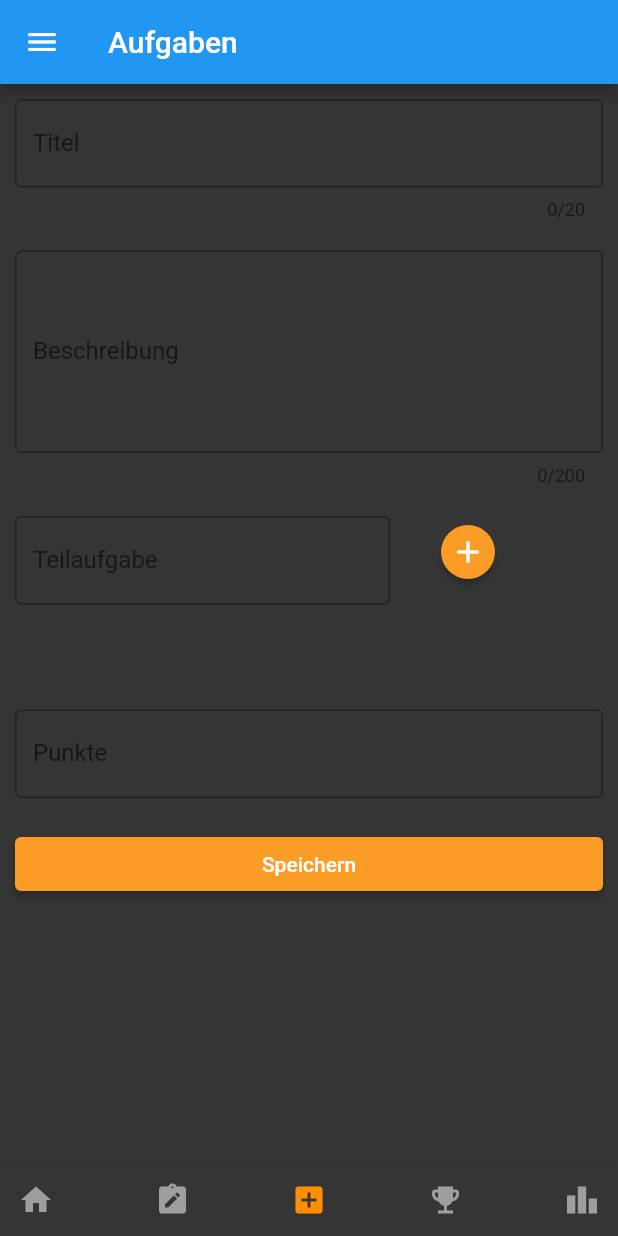
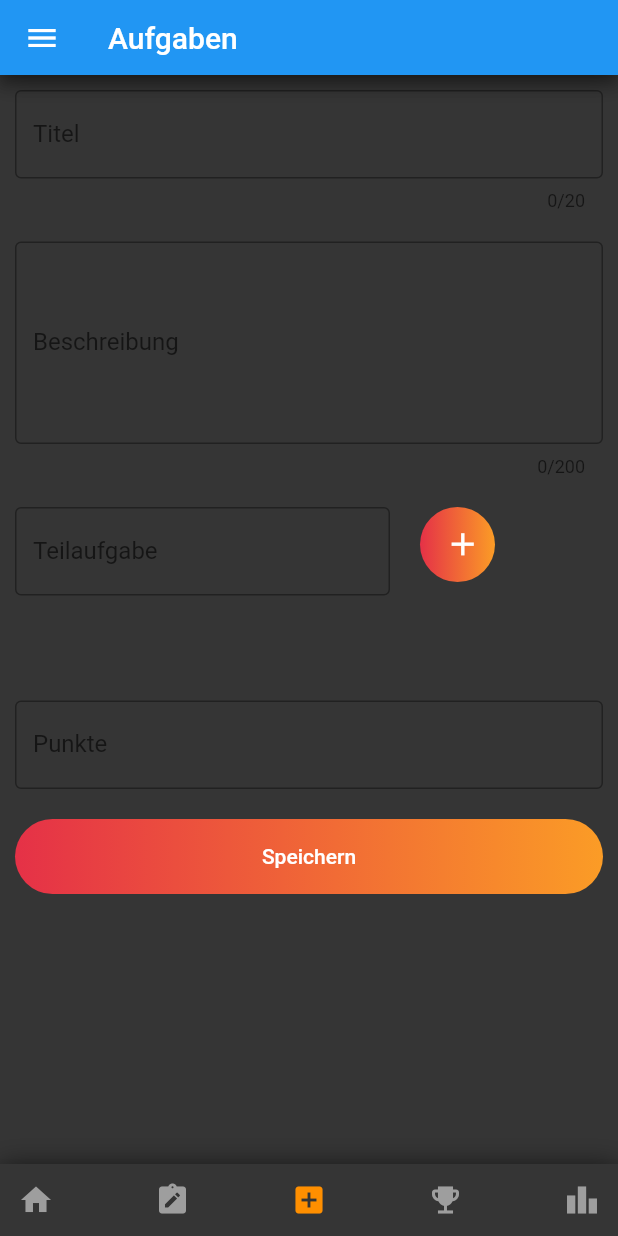
Before and after one commit to Enyaa/MasterProjekt, a Flutter app: the TaskCreate screen opened by its route, on a phone screen of 412 x 824 dp. Run offline on Flutter 3.47's test engine with Material 2 defaults, Android fonts, the phone set to English and light mode, and no system bars; our stand-ins replace cloud_firestore, firebase_auth, firebase_core, firebase_storage, image_picker; accounts and stored records are empty.

Commit message:
+ added myAppbar with shadow like bottom bar + added it to some screens todo: add option for actions, leading and bottom to myappbar

```diff
--- a/lib/Screens/settingsscreen.dart
+++ b/lib/Screens/settingsscreen.dart
@@ -4,6 +4,7 @@ import 'package:firebase_storage/firebase_storage.dart';
 import 'package:flutter/cupertino.dart';
 import 'package:flutter/material.dart';
 import 'package:image_picker/image_picker.dart';
+import 'package:master_projekt/navigation/myappbar.dart';
 import 'package:master_projekt/navigation/mydrawer.dart';
 import 'package:master_projekt/navigation/navigationbar.dart';
 import 'dart:io';
@@ -217,7 +218,7 @@ Widget build(BuildContext context) {
         return willLeave;
       },
       child: Scaffold(
-        appBar: AppBar(title: const Text('Einstellungen')),
+        appBar: MyAppbar(title: 'Einstellungen'),
         drawer: MyDrawer(),
         body: SingleChildScrollView(
           child: Column(
--- a/lib/Screens/task-create.dart
+++ b/lib/Screens/task-create.dart
@@ -2,6 +2,7 @@ import 'package:cloud_firestore/cloud_firestore.dart';
 import 'package:flutter/cupertino.dart';
 import 'package:flutter/material.dart';
 import 'package:intl/date_symbol_data_local.dart';
+import 'package:master_projekt/navigation/myappbar.dart';
 import 'package:master_projekt/navigation/mydrawer.dart';
 import 'package:intl/intl.dart';
 import 'package:master_projekt/navigation/navigationbar.dart';
@@ -16,6 +17,7 @@ class TaskCreate extends StatefulWidget {
 
 class _TaskCreateState extends State<TaskCreate> {
   List<dynamic> subTasks = [];
+
   @override
   Widget build(BuildContext context) {
     FirebaseFirestore firestore = FirebaseFirestore.instance;
@@ -69,6 +71,11 @@ class _TaskCreateState extends State<TaskCreate> {
                     title: Text('Go back to Homepage?'),
                     actions: [
                       ElevatedButton(
+                          style: ButtonStyle(
+                              backgroundColor:
+                                  MaterialStateProperty.all(Colors.transparent),
+                              shadowColor: MaterialStateProperty.all(
+                                  Colors.transparent)),
                           onPressed: () {
                             willLeave = false;
                             Navigator.of(context).pop();
@@ -83,7 +90,7 @@ class _TaskCreateState extends State<TaskCreate> {
           return willLeave;
         },
         child: Scaffold(
-            appBar: AppBar(title: const Text('Aufgaben')),
+            appBar: MyAppbar(title: 'Aufgaben'),
             drawer: MyDrawer(),
             body: Form(
                 key: _formKey,
@@ -141,14 +148,37 @@ class _TaskCreateState extends State<TaskCreate> {
                               ),
                             ),
                             Padding(padding: EdgeInsets.all(10)),
-                            ElevatedButton(
+                            Container(
+                                width: 50,
+                                height: 50,
+                                decoration: const BoxDecoration(
+                                    gradient: LinearGradient(
+                                      begin: Alignment.centerLeft,
+                                      end: Alignment.centerRight,
+                                      // 10% of the width, so there are ten blinds.
+                                      colors: <Color>[
+                                        Color(0xffE53147),
+                                        Color(0xffFB9C26)
+                                      ],
+                                      // red to yellow
+                                      tileMode: TileMode
+                                          .repeated, // repeats the gradient over the canvas
+                                    ),
+                                    borderRadius:
+                                        BorderRadius.all(Radius.circular(50))),
+                                child: ElevatedButton(
                                     onPressed: () {
                                       addSubTask(subTaskController.text);
                                       subTaskController.text = '';
                                     },
-                                child: Icon(Icons.add),
-                                style: ElevatedButton.styleFrom(
-                                    shape: CircleBorder()))
+                                    child: Icon(Icons.add, size: 25),
+                                    style: ButtonStyle(
+                                      backgroundColor:
+                                          MaterialStateProperty.all(
+                                              Colors.transparent),
+                                      shadowColor: MaterialStateProperty.all(
+                                          Colors.transparent),
+                                    )))
                           ]),
                       Padding(
                         padding: EdgeInsets.all(5),
@@ -217,7 +247,30 @@ class _TaskCreateState extends State<TaskCreate> {
                       Padding(
                         padding: EdgeInsets.all(10),
                       ),
-                      ElevatedButton(
+                      Container(
+                          width: 300,
+                          height: 50,
+                          decoration: const BoxDecoration(
+                              gradient: LinearGradient(
+                                begin: Alignment.centerLeft,
+                                end: Alignment.centerRight,
+                                // 10% of the width, so there are ten blinds.
+                                colors: <Color>[
+                                  Color(0xffE53147),
+                                  Color(0xffFB9C26)
+                                ],
+                                // red to yellow
+                                tileMode: TileMode
+                                    .repeated, // repeats the gradient over the canvas
+                              ),
+                              borderRadius:
+                                  BorderRadius.all(Radius.circular(50))),
+                          child: ElevatedButton(
+                              style: ButtonStyle(
+                                  backgroundColor: MaterialStateProperty.all(
+                                      Colors.transparent),
+                                  shadowColor: MaterialStateProperty.all(
+                                      Colors.transparent)),
                               onPressed: () {
                                 if (_formKey.currentState!.validate()) {
                                   _formKey.currentState!.save();
@@ -225,10 +278,11 @@ class _TaskCreateState extends State<TaskCreate> {
                                       titleController.text,
                                       descriptionController.text,
                                       xpController.text);
-                              Navigator.pushReplacementNamed(context, '/tasks');
+                                  Navigator.pushReplacementNamed(
+                                      context, '/tasks');
                                 }
                               },
-                          child: Text('Speichern'))
+                              child: Text('Speichern')))
                     ],
                   ),
                 )),
--- a/lib/Screens/teams.dart
+++ b/lib/Screens/teams.dart
@@ -1,6 +1,7 @@
 import 'package:firebase_auth/firebase_auth.dart';
 import 'package:flutter/cupertino.dart';
 import 'package:flutter/material.dart';
+import 'package:master_projekt/navigation/myappbar.dart';
 import 'package:master_projekt/navigation/mydrawer.dart';
 import 'package:cloud_firestore/cloud_firestore.dart';
 import 'package:master_projekt/navigation/navigationbar.dart';
@@ -46,7 +47,7 @@ class Teams extends StatelessWidget {
               ));
           return willLeave;
         },child: Scaffold(
-        appBar: AppBar(title: const Text('Teams')),
+        appBar: MyAppbar(title: 'Teams'),
         drawer: MyDrawer(),
       body: StreamBuilder<QuerySnapshot>(
         stream: snapshots,
--- a/lib/main.dart
+++ b/lib/main.dart
@@ -86,6 +86,7 @@ class _MyAppState extends State<MyApp> {
             shape: StadiumBorder(),
           ),
         ),
+        inputDecorationTheme: InputDecorationTheme(border: OutlineInputBorder(borderSide: BorderSide(color: Colors.white))),
         canvasColor: darkGrey,
       ),
       initialRoute:
--- /dev/null
+++ b/lib/navigation/myappbar.dart
@@ -0,0 +1,29 @@
+import 'package:flutter/cupertino.dart';
+import 'package:flutter/material.dart';
+
+class MyAppbar extends StatefulWidget implements PreferredSizeWidget {
+  const MyAppbar({Key? key, required this.title}) : super(key: key);
+  final String title;
+
+  @override
+  _MyAppbarState createState() => _MyAppbarState();
+
+  @override
+  Size get preferredSize => const Size.fromHeight(50);
+}
+
+class _MyAppbarState extends State<MyAppbar> {
+  @override
+  Widget build(BuildContext context) {
+    return new Container(
+        decoration: BoxDecoration(
+          boxShadow: <BoxShadow>[
+            BoxShadow(
+                color: Colors.black54,
+                blurRadius: 15.0,
+                offset: Offset(0.0, 0.75))
+          ],
+        ),
+        child: AppBar(title: Text(widget.title)));
+  }
+}
--- a/lib/navigation/navigationbar.dart
+++ b/lib/navigation/navigationbar.dart
@@ -13,8 +13,18 @@ class NavigationBar extends StatelessWidget {
 
   @override
   Widget build(BuildContext context) {
-    return BottomAppBar(
-        child: Row(
+    return Container(
+      decoration: BoxDecoration(
+        boxShadow: <BoxShadow>[
+          BoxShadow(
+              color: Colors.black54,
+              blurRadius: 15.0,
+              offset: Offset(0.0, 0.75)
+          )
+        ],
+      ),
+        child: BottomAppBar(
+            child: Row(
       mainAxisAlignment: MainAxisAlignment.spaceBetween,
       children: <Widget>[
         IconButton(
@@ -40,7 +50,6 @@ class NavigationBar extends StatelessWidget {
             onPressed: () {
               activeIndex = 0;
               Navigator.pushReplacementNamed(context, '/task-create');
-
             }),
         IconButton(
             icon: Icon(Icons.emoji_events,
@@ -61,6 +70,6 @@ class NavigationBar extends StatelessWidget {
               }
             }),
       ],
-    ));
+    )));
   }
 }
```
Lines whose indentation alone changed are shown as unchanged.
